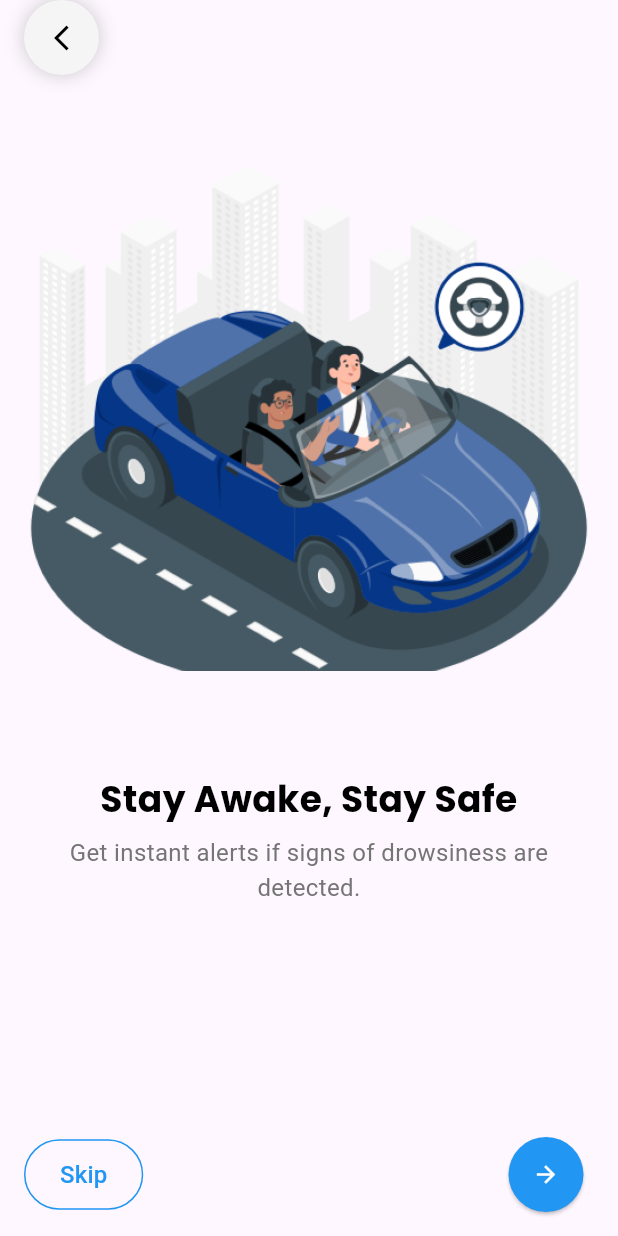
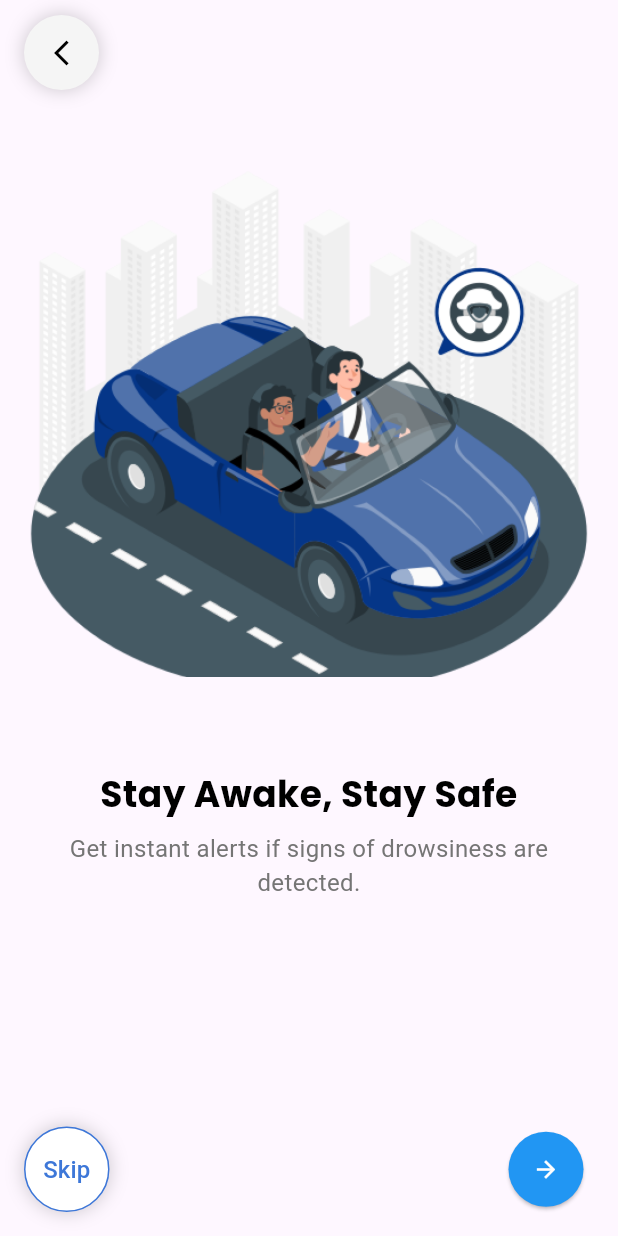
Before and after one commit to M-Umar-Shahid/DriveSense, a Flutter app: the screen it shows after launch, after a tap on the "arrow forward" icon, on a phone screen of 412 x 824 dp. Run offline on Flutter 3.47's test engine with Material 3 defaults, Android fonts, the phone set to English and light mode, and no system bars; our stand-ins replace google_maps_flutter, lottie.

Commit message:
Updated Some Screens

```diff
--- /dev/null
+++ b/lib/components/CustomSkipButton.dart
@@ -0,0 +1,48 @@
+import 'package:flutter/material.dart';
+
+class CustomSkipButton extends StatelessWidget {
+  final VoidCallback onPressed;
+
+  const CustomSkipButton({super.key, required this.onPressed});
+
+  @override
+  Widget build(BuildContext context) {
+    return Container(
+      width: 57, // Width as per design
+      height: 57, // Height as per design
+      decoration: BoxDecoration(
+        color: Colors.white, // Background color (#FFFFFF)
+        shape: BoxShape.circle, // Makes it a perfect circle
+        border: Border.all(
+          color: const Color(0xFF3D77D8), // Border color (#3D77D8)
+          width: 1, // Border width: 1px
+        ),
+        boxShadow: const [
+          BoxShadow(
+            color: Color(0x33000000), // Shadow color (#000000) with transparency
+            offset: Offset(0, 0), // Shadow position (X: 0, Y: 0)
+            blurRadius: 10, // Blur: 10px
+            spreadRadius: 0, // Spread: 0
+          ),
+        ],
+      ),
+      child: Center(
+        child: TextButton(
+          onPressed: onPressed,
+          style: TextButton.styleFrom(
+            foregroundColor: const Color(0xFF3D77D8), // Text color (#3D77D8)
+            padding: EdgeInsets.zero, // Removes padding around text
+          ),
+          child: const Text(
+            'Skip',
+            style: TextStyle(
+              fontSize: 16, // Font size
+              fontWeight: FontWeight.w500, // Medium weight
+              color: Color(0xFF3D77D8), // Text color
+            ),
+          ),
+        ),
+      ),
+    );
+  }
+}
--- a/lib/pages/on_boarding_screen1.dart
+++ b/lib/pages/on_boarding_screen1.dart
@@ -1,5 +1,7 @@
 import 'package:drivesense/animations/FadeInImage.dart';
+import 'package:drivesense/components/CustomSkipButton.dart';
 import 'package:flutter/material.dart';
+import 'getting_started.dart';
 import 'on_boarding_screen2.dart';
 
 class OnboardingScreen1 extends StatelessWidget {
@@ -21,7 +23,7 @@ class OnboardingScreen1 extends StatelessWidget {
                 child: Padding(
                   padding: const EdgeInsets.only(bottom: 8.0),
                   child: FadeInImageWidget(
-                    imagePath: 'assets/images/onboarding1.png', // Pass the image path here
+                    imagePath: 'assets/images/onboarding1.png',
                   ),
 
                 ),
@@ -51,30 +53,19 @@ class OnboardingScreen1 extends StatelessWidget {
                 textAlign: TextAlign.center,
               ),
 
-              Spacer(flex: 1),
+              const Spacer(flex: 1),
 
               // Skip and Next Buttons
               Row(
                 mainAxisAlignment: MainAxisAlignment.spaceBetween,
                 children: [
                   // Skip Button
-                  TextButton(
-                    onPressed: () {},
-                    style: TextButton.styleFrom(
-                      shape: RoundedRectangleBorder(
-                        borderRadius: BorderRadius.circular(50.0),
-                      ),
-                      side: const BorderSide(color: Colors.blue),
-                      padding: const EdgeInsets.symmetric(horizontal: 24.0, vertical: 12.0),
-                    ),
-                    child: const Text(
-                      'Skip',
-                      style: TextStyle(
-                        color: Colors.blue,
-                        fontSize: 16.0,
-                      ),
-                    ),
-                  ),
+                  CustomSkipButton(onPressed: () {
+                    Navigator.push(
+                      context,
+                      MaterialPageRoute(builder: (context) => const GettingStarted()),
+                    );
+                  }),
 
                   // Next Button
                   ElevatedButton(
--- a/lib/pages/on_boarding_screen2.dart
+++ b/lib/pages/on_boarding_screen2.dart
@@ -1,5 +1,8 @@
 import 'package:drivesense/animations/FadeInImage.dart';
 import 'package:drivesense/components/CustomBackButton.dart';
+import 'package:drivesense/components/CustomSkipButton.dart';
+import 'package:drivesense/pages/getting_started.dart';
+import 'package:drivesense/pages/on_boarding_screen1.dart';
 import 'package:flutter/material.dart';
 import 'on_boarding_screen3.dart';
 
@@ -18,7 +21,14 @@ class OnboardingScreen2 extends StatelessWidget {
               // Back Button
               Align(
                 alignment: Alignment.topLeft,
-                child: CustomBackButton(onPressed: (){})
+                child: Padding(padding: const EdgeInsetsDirectional.fromSTEB(0, 10, 0, 0),
+                  child: CustomBackButton(onPressed: () {
+                    Navigator.push(
+                      context,
+                      MaterialPageRoute(builder: (context) => const OnboardingScreen1()),
+                    );
+                  },)
+                ),
               ),
 
               // Illustration
@@ -63,23 +73,12 @@ class OnboardingScreen2 extends StatelessWidget {
                 mainAxisAlignment: MainAxisAlignment.spaceBetween,
                 children: [
                   // Skip Button
-                  TextButton(
-                    onPressed: () {},
-                    style: TextButton.styleFrom(
-                      shape: RoundedRectangleBorder(
-                        borderRadius: BorderRadius.circular(50.0),
-                      ),
-                      side: const BorderSide(color: Colors.blue),
-                      padding: const EdgeInsets.symmetric(horizontal: 24.0, vertical: 12.0),
-                    ),
-                    child: const Text(
-                      'Skip',
-                      style: TextStyle(
-                        color: Colors.blue,
-                        fontSize: 16.0,
-                      ),
-                    ),
-                  ),
+                  CustomSkipButton(onPressed: () {
+                    Navigator.push(
+                      context,
+                      MaterialPageRoute(builder: (context) => const GettingStarted()),
+                    );
+                  },),
 
                   // Next Button
                   ElevatedButton(
--- a/pubspec.yaml
+++ b/pubspec.yaml
@@ -17,6 +17,7 @@ dependencies:
   # iOS style icons
   cupertino_icons: ^1.0.8
   lottie: ^3.2.0
+  google_maps_flutter: ^2.10.0
 
 dev_dependencies:
   flutter_test:
```
Also changed, not shown: lib/pages/dashboard.dart (+14 -22 lines), lib/pages/forgot_password.dart (+14 -21 lines), lib/pages/login.dart (+17 -5 lines), lib/pages/navigation_screen.dart (added, +138 -0 lines), lib/pages/on_boarding_screen3.dart (+16 -18 lines), lib/pages/signup.dart (+11 -5 lines), lib/pages/verification_code.dart (+16 -8 lines), pubspec.lock, 1 other file.
